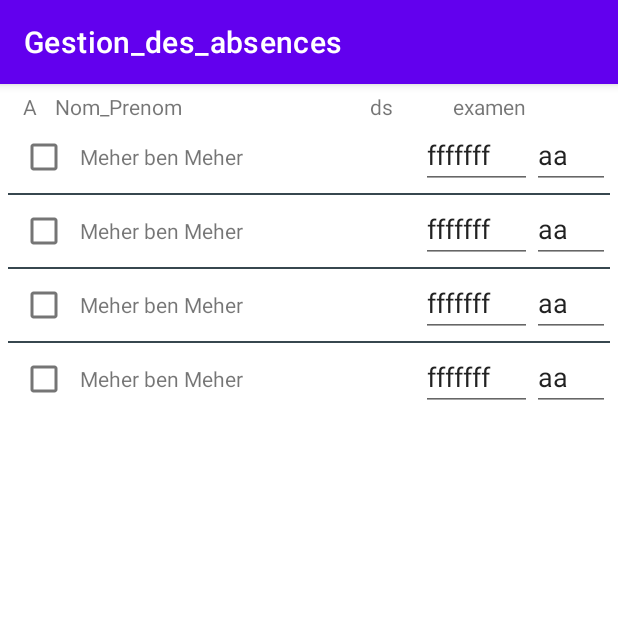
After one commit to mehdidm/Gestion-des-absences, an Android app: the listEtudiant screen opened directly, with no data from a screen before it, on a phone screen of 412 x 824 dp, the top half of it. The commit adds this screen. Run offline under Robolectric (Android 15) with nearby library versions, the phone set to English and light mode, and no system bars.

Commit message:
ListView

```diff
--- a/app/src/main/AndroidManifest.xml
+++ b/app/src/main/AndroidManifest.xml
@@ -9,6 +9,7 @@
         android:roundIcon="@mipmap/ic_launcher_round"
         android:supportsRtl="true"
         android:theme="@style/Theme.Gestion_des_absences">
+        <activity android:name=".listEtudiant"></activity>
         <activity android:name=".MainActivity">
             <intent-filter>
                 <action android:name="android.intent.action.MAIN" />
--- /dev/null
+++ b/app/src/main/java/com/example/gestion_des_absences/adapters/StudentAdapter.java
@@ -0,0 +1,48 @@
+package com.example.gestion_des_absences.adapters;
+
+import android.content.Context;
+import android.view.LayoutInflater;
+import android.view.View;
+import android.view.ViewGroup;
+import android.widget.ArrayAdapter;
+import android.widget.CheckBox;
+import android.widget.EditText;
+import android.widget.TextView;
+
+import androidx.annotation.NonNull;
+import androidx.annotation.Nullable;
+
+import com.example.gestion_des_absences.R;
+import com.example.gestion_des_absences.classes.Student;
+
+import java.util.ArrayList;
+import java.util.List;
+
+public class StudentAdapter extends ArrayAdapter<Student> {
+    Context context;
+    int resource;
+    public StudentAdapter(@NonNull Context context, int resource, @NonNull ArrayList<Student> objects) {
+        super(context, resource, objects);
+        this.context=context;
+        this.resource=resource;
+    }
+
+    @NonNull
+    @Override
+    public View getView(int position, @Nullable View convertView, @NonNull ViewGroup parent) {
+
+        convertView = LayoutInflater.from(context).inflate(resource,parent,false);
+          TextView nom= convertView.findViewById(R.id.nomEtPrenom);
+        EditText ds= convertView.findViewById(R.id.noteDs);
+        EditText ex= convertView.findViewById(R.id.noteEx);
+        CheckBox absence = convertView.findViewById(R.id.checkBox);
+
+        Student currentStudent =getItem(position);
+        nom.setText(currentStudent.getFullname());
+        ds.setText(currentStudent.getDs());
+        ex.setText(currentStudent.getExamen());
+
+
+        return convertView;
+    }
+}
--- /dev/null
+++ b/app/src/main/java/com/example/gestion_des_absences/listEtudiant.java
@@ -0,0 +1,29 @@
+package com.example.gestion_des_absences;
+
+import androidx.appcompat.app.AppCompatActivity;
+
+import android.os.Bundle;
+import android.widget.ArrayAdapter;
+import android.widget.ListView;
+
+import com.example.gestion_des_absences.adapters.StudentAdapter;
+import com.example.gestion_des_absences.classes.Student;
+
+import java.util.ArrayList;
+
+public class listEtudiant extends AppCompatActivity {
+ListView listEtudiants;
+    @Override
+    protected void onCreate(Bundle savedInstanceState) {
+        super.onCreate(savedInstanceState);
+        setContentView(R.layout.activity_list_etudiant);
+        listEtudiants=(ListView) findViewById(R.id.etudiantList);
+        ArrayList<Student> values = new ArrayList<>();
+        values.add(new Student("222222","Meher ben Meher","ddddddd","fffffff","aa"));
+        values.add(new Student("2","Meher ben Meher","ddddddd","fffffff","aa"));
+        values.add(new Student("3","Meher ben Meher","ddddddd","fffffff","aa"));
+        values.add(new Student("4","Meher ben Meher","ddddddd","fffffff","aa"));
+
+        StudentAdapter adapter = new StudentAdapter(this , R.layout.etudiant_item ,values );
+        listEtudiants.setAdapter(adapter);   }
+}
--- /dev/null
+++ b/app/src/main/res/layout/activity_list_etudiant.xml
@@ -0,0 +1,55 @@
+<?xml version="1.0" encoding="utf-8"?>
+<LinearLayout xmlns:android="http://schemas.android.com/apk/res/android"
+    android:layout_width="match_parent"
+    android:layout_height="match_parent"
+    android:orientation="vertical"
+    android:padding="5dp">
+
+    <LinearLayout
+        android:layout_width="wrap_content"
+        android:layout_height="wrap_content"
+        android:orientation="horizontal">
+
+
+        <TextView
+            android:id="@+id/textView"
+            android:layout_width="wrap_content"
+            android:layout_height="wrap_content"
+            android:layout_marginRight="12dp"
+            android:layout_marginLeft="10dp"
+            android:text="A" />
+
+        <TextView
+            android:id="@+id/textView2"
+            android:layout_width="wrap_content"
+            android:layout_height="wrap_content"
+            android:layout_weight="6"
+            android:layout_marginRight="125dp"
+            android:text="Nom_Prenom" />
+
+        <TextView
+            android:id="@+id/textView3"
+            android:layout_width="wrap_content"
+            android:layout_height="wrap_content"
+            android:layout_weight="3"
+            android:layout_marginRight="40dp"
+            android:text="ds" />
+
+        <TextView
+            android:id="@+id/textView4"
+            android:layout_width="wrap_content"
+            android:layout_height="wrap_content"
+            android:layout_weight="1"
+            android:text="examen" />
+    </LinearLayout>
+
+    <ListView
+        android:id="@+id/etudiantList"
+        android:layout_width="fill_parent"
+        android:layout_height="wrap_content"
+        android:divider="@color/material_blue_grey_800"
+        android:dividerHeight="1dp"
+        android:footerDividersEnabled="false" >
+
+    </ListView>
+</LinearLayout>
--- a/app/src/main/res/layout/activity_main.xml
+++ b/app/src/main/res/layout/activity_main.xml
@@ -8,7 +8,8 @@ android:layout_height="match_parent"
 android:orientation="vertical"
 tools:context=".MainActivity"
     android:padding="20dp">
-<TextView
+
+    <TextView
     android:id="@+id/textG"
     android:layout_width="wrap_content"
     android:layout_height="wrap_content"
--- /dev/null
+++ b/app/src/main/res/layout/etudiant_item.xml
@@ -0,0 +1,36 @@
+<?xml version="1.0" encoding="utf-8"?>
+<LinearLayout xmlns:android="http://schemas.android.com/apk/res/android"
+    android:layout_width="match_parent"
+    android:layout_height="match_parent"
+    android:orientation="horizontal">
+
+
+    <CheckBox
+        android:id="@+id/checkBox"
+        android:layout_width="wrap_content"
+        android:layout_height="wrap_content" />
+
+
+    <TextView
+        android:id="@+id/nomEtPrenom"
+        android:layout_width="wrap_content"
+        android:layout_height="wrap_content"
+        android:layout_weight="5"
+        android:text="Foulen ben Foulen" />
+
+    <EditText
+        android:id="@+id/noteDs"
+        android:layout_width="wrap_content"
+        android:layout_height="wrap_content"
+        android:layout_weight="1"
+        android:text="15" />
+
+    <EditText
+        android:id="@+id/noteEx"
+        android:layout_width="wrap_content"
+        android:layout_height="wrap_content"
+        android:layout_weight="1"
+        android:text="12" />
+
+
+</LinearLayout>
```
Also changed, not shown: app/src/main/java/com/example/gestion_des_absences/MainActivity.java (+12 -115 lines).
